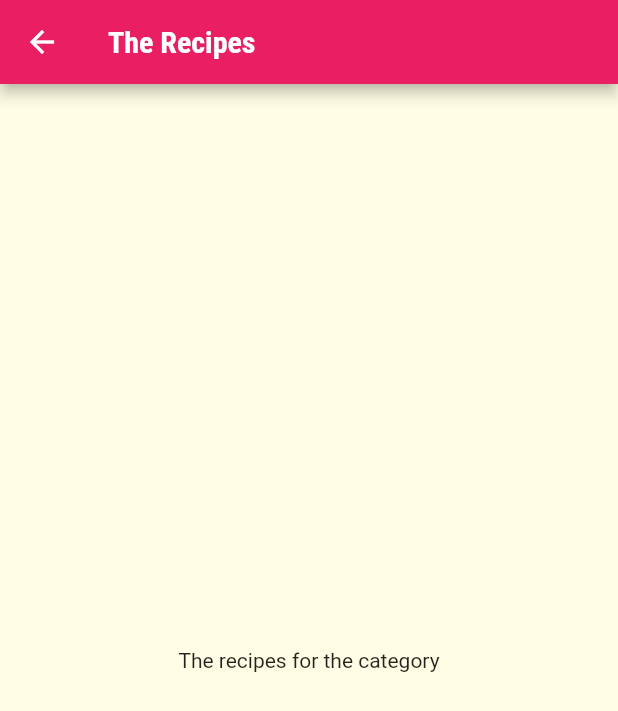
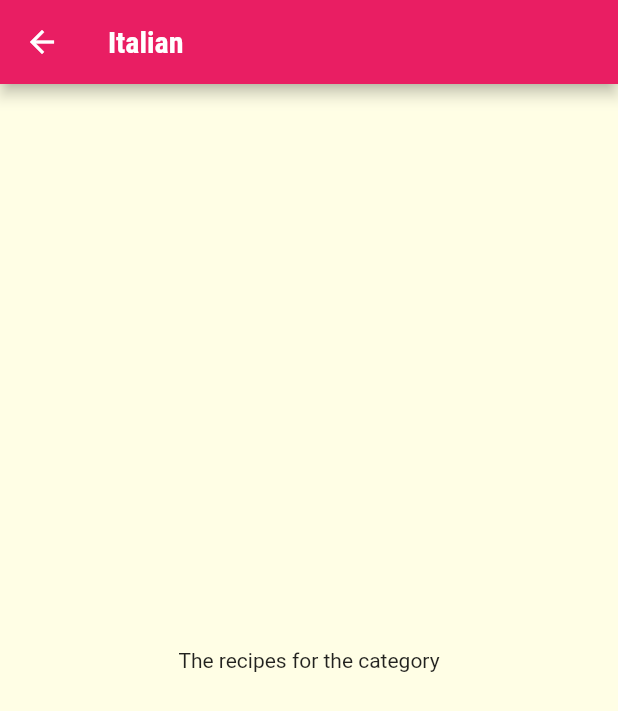
Before and after one commit to agata-miko/meal_app, a Flutter app: the screen it shows after launch, after a tap on "Italian", on a phone screen of 412 x 824 dp. Shown: the top 711 px of the screen. Run offline on Flutter 3.47's test engine with Material 2 defaults, Android fonts, the phone set to English and light mode, and no system bars.

Commit message:
module 164 - passing data via the constructor

```diff
--- a/lib/categories_screen.dart
+++ b/lib/categories_screen.dart
@@ -21,7 +21,8 @@
           mainAxisSpacing: 20,
         ),
         children: DUMMY_CATEGORIES
-            .map((catData) => CategoryItem(catData.title, catData.color))
+            .map((catData) =>
+                CategoryItem(catData.id, catData.title, catData.color))
             .toList(),
       ),
     );
--- a/lib/category_item.dart
+++ b/lib/category_item.dart
@@ -2,16 +2,17 @@
 import 'package:meal_app_new/category_meals_screen.dart';
 
 class CategoryItem extends StatelessWidget {
+  final String id;
   final String title;
   final Color color;
 
-  CategoryItem(this.title, this.color);
+  CategoryItem(this.id, this.title, this.color);
 
   void selectCategory(BuildContext ctx) {
     Navigator.of(ctx).push(
       MaterialPageRoute(
         builder: (_) {
-          return CategoryMealsScreen();
+          return CategoryMealsScreen(id, title);
         },
       ),
     );
--- a/lib/category_meals_screen.dart
+++ b/lib/category_meals_screen.dart
@@ -1,13 +1,16 @@
 import 'package:flutter/material.dart';
 
 class CategoryMealsScreen extends StatelessWidget {
-  const CategoryMealsScreen({Key? key}) : super(key: key);
+  final String categoryId;
+  final String categoryTitle;
+
+  CategoryMealsScreen(this.categoryId, this.categoryTitle);
 
   @override
   Widget build(BuildContext context) {
     return Scaffold(
       appBar: AppBar(
-        title: Text('The Recipes'),
+        title: Text(categoryTitle),
       ),
       body: Center(
         child: Text('The recipes for the category'),
```
